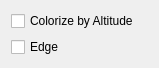
Old version of the form terrainviewoptionswindow.ui in the repository yvt/terravox.
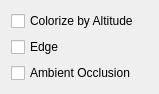
New version of the form.

Commit message: Ambient Occlusion

Diff of the .ui file:
```diff
--- a/terrainviewoptionswindow.ui
+++ b/terrainviewoptionswindow.ui
@@ -7,7 +7,7 @@
     <x>0</x>
     <y>0</y>
     <width>159</width>
-    <height>58</height>
+    <height>79</height>
    </rect>
   </property>
   <property name="sizePolicy">
@@ -34,6 +34,13 @@
      </property>
     </widget>
    </item>
+   <item>
+    <widget class="QCheckBox" name="aoCheck">
+     <property name="text">
+      <string>Ambient Occlusion</string>
+     </property>
+    </widget>
+   </item>
   </layout>
  </widget>
  <resources/>
```
The commit also changes 10 other files.
